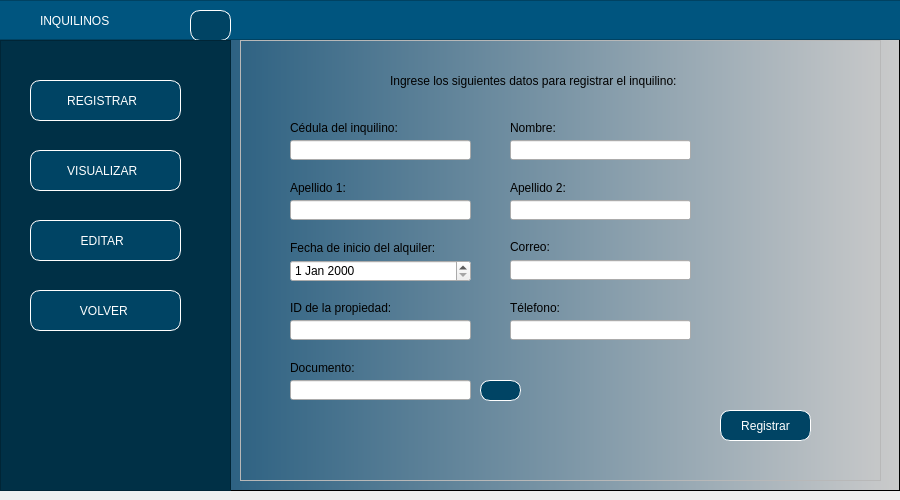
Old version of the form Proyecto1G/InterfazGrafica/ventanaRegistrarInquilino.ui in the repository nicoArley/gestionPropiedades.
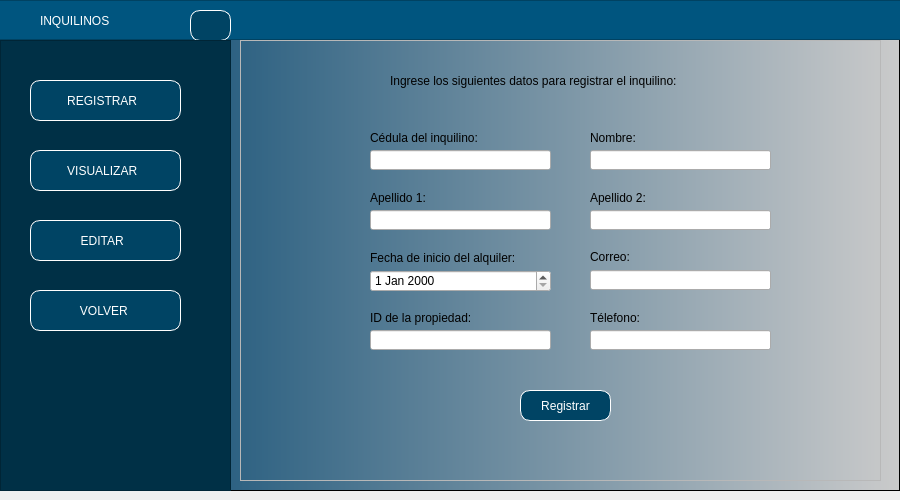
New version of the form. Icons and pictures are not drawn.

```diff
--- a/Proyecto1G/InterfazGrafica/ventanaRegistrarInquilino.ui
+++ b/Proyecto1G/InterfazGrafica/ventanaRegistrarInquilino.ui
@@ -292,8 +292,8 @@
          <widget class="QLabel" name="label_3">
           <property name="geometry">
            <rect>
-            <x>60</x>
-            <y>80</y>
+            <x>140</x>
+            <y>90</y>
             <width>121</width>
             <height>16</height>
            </rect>
@@ -309,8 +309,8 @@
          <widget class="QLabel" name="label_4">
           <property name="geometry">
            <rect>
-            <x>280</x>
-            <y>80</y>
+            <x>360</x>
+            <y>90</y>
             <width>151</width>
             <height>16</height>
            </rect>
@@ -326,8 +326,8 @@
          <widget class="QLabel" name="label_5">
           <property name="geometry">
            <rect>
-            <x>60</x>
-            <y>140</y>
+            <x>140</x>
+            <y>150</y>
             <width>151</width>
             <height>16</height>
            </rect>
@@ -343,8 +343,8 @@
          <widget class="QLabel" name="label_6">
           <property name="geometry">
            <rect>
-            <x>280</x>
-            <y>140</y>
+            <x>360</x>
+            <y>150</y>
             <width>131</width>
             <height>16</height>
            </rect>
@@ -360,8 +360,8 @@
          <widget class="QLabel" name="label_7">
           <property name="geometry">
            <rect>
-            <x>60</x>
-            <y>200</y>
+            <x>140</x>
+            <y>210</y>
             <width>161</width>
             <height>16</height>
            </rect>
@@ -377,8 +377,8 @@
          <widget class="QLabel" name="label_8">
           <property name="geometry">
            <rect>
-            <x>280</x>
-            <y>200</y>
+            <x>360</x>
+            <y>210</y>
             <width>47</width>
             <height>13</height>
            </rect>
@@ -391,11 +391,11 @@
            <string>Correo:</string>
           </property>
          </widget>
-         <widget class="QLineEdit" name="txtIDpropiedad">
+         <widget class="QLineEdit" name="txtCedInquilino">
           <property name="geometry">
            <rect>
-            <x>60</x>
-            <y>100</y>
+            <x>140</x>
+            <y>110</y>
             <width>181</width>
             <height>20</height>
            </rect>
@@ -404,8 +404,8 @@
          <widget class="QLineEdit" name="txtDireccion">
           <property name="geometry">
            <rect>
-            <x>280</x>
-            <y>100</y>
+            <x>360</x>
+            <y>110</y>
             <width>181</width>
             <height>20</height>
            </rect>
@@ -414,8 +414,8 @@
          <widget class="QLineEdit" name="txtTipoPropiedad">
           <property name="geometry">
            <rect>
-            <x>60</x>
-            <y>160</y>
+            <x>140</x>
+            <y>170</y>
             <width>181</width>
             <height>20</height>
            </rect>
@@ -424,8 +424,8 @@
          <widget class="QLineEdit" name="txtNumHabitaciones">
           <property name="geometry">
            <rect>
-            <x>280</x>
-            <y>160</y>
+            <x>360</x>
+            <y>170</y>
             <width>181</width>
             <height>20</height>
            </rect>
@@ -434,8 +434,8 @@
          <widget class="QLineEdit" name="lineEdit_6">
           <property name="geometry">
            <rect>
-            <x>280</x>
-            <y>220</y>
+            <x>360</x>
+            <y>230</y>
             <width>181</width>
             <height>20</height>
            </rect>
@@ -444,8 +444,8 @@
          <widget class="QPushButton" name="btnREGISTRAR">
           <property name="geometry">
            <rect>
-            <x>490</x>
-            <y>370</y>
+            <x>290</x>
+            <y>350</y>
             <width>91</width>
             <height>31</height>
            </rect>
@@ -471,8 +471,8 @@
          <widget class="QLabel" name="label_10">
           <property name="geometry">
            <rect>
-            <x>280</x>
-            <y>260</y>
+            <x>360</x>
+            <y>270</y>
             <width>161</width>
             <height>16</height>
            </rect>
@@ -488,8 +488,8 @@
          <widget class="QLineEdit" name="lineEdit">
           <property name="geometry">
            <rect>
-            <x>280</x>
-            <y>280</y>
+            <x>360</x>
+            <y>290</y>
             <width>181</width>
             <height>20</height>
            </rect>
@@ -498,8 +498,8 @@
          <widget class="QDateEdit" name="dateEdit">
           <property name="geometry">
            <rect>
-            <x>60</x>
-            <y>220</y>
+            <x>140</x>
+            <y>230</y>
             <width>181</width>
             <height>22</height>
            </rect>
@@ -508,8 +508,8 @@
          <widget class="QLabel" name="label_23">
           <property name="geometry">
            <rect>
-            <x>60</x>
-            <y>260</y>
+            <x>140</x>
+            <y>270</y>
             <width>191</width>
             <height>16</height>
            </rect>
@@ -522,74 +522,16 @@
            <string>ID de la propiedad:</string>
           </property>
          </widget>
-         <widget class="QLineEdit" name="lineEdit_3">
+         <widget class="QLineEdit" name="txtIDpropiedad">
           <property name="geometry">
            <rect>
-            <x>60</x>
-            <y>280</y>
+            <x>140</x>
+            <y>290</y>
             <width>181</width>
             <height>20</height>
            </rect>
           </property>
          </widget>
-         <widget class="QLabel" name="label_25">
-          <property name="geometry">
-           <rect>
-            <x>60</x>
-            <y>320</y>
-            <width>191</width>
-            <height>16</height>
-           </rect>
-          </property>
-          <property name="styleSheet">
-           <string notr="true">font: 9pt &quot;Arial&quot;;
-</string>
-          </property>
-          <property name="text">
-           <string>Documento:</string>
-          </property>
-         </widget>
-         <widget class="QLineEdit" name="lineEdit_4">
-          <property name="geometry">
-           <rect>
-            <x>60</x>
-            <y>340</y>
-            <width>181</width>
-            <height>20</height>
-           </rect>
-          </property>
-         </widget>
-         <widget class="QPushButton" name="btnRegistrar_3">
-          <property name="geometry">
-           <rect>
-            <x>250</x>
-            <y>340</y>
-            <width>41</width>
-            <height>21</height>
-           </rect>
-          </property>
-          <property name="styleSheet">
-           <string notr="true">QPushButton{
-font: 87 9pt &quot;Arial&quot;;
-background-color: rgb(0, 68, 100);
-color:white;
-border:1px solid white;
-border-radius: 10px;
-}
-
-
-QPushButton:hover {
-background-color:rgb(0, 101, 148);
-}</string>
-          </property>
-          <property name="text">
-           <string/>
-          </property>
-          <property name="icon">
-           <iconset>
-            <normaloff>../../PROYECTO 1/Interfaz Grafica/Imagenes/subir.png</normaloff>../../PROYECTO 1/Interfaz Grafica/Imagenes/subir.png</iconset>
-          </property>
-         </widget>
         </widget>
        </widget>
       </widget>
```
Left out of the diff: 12 changed lines with no effect on the pictures.
